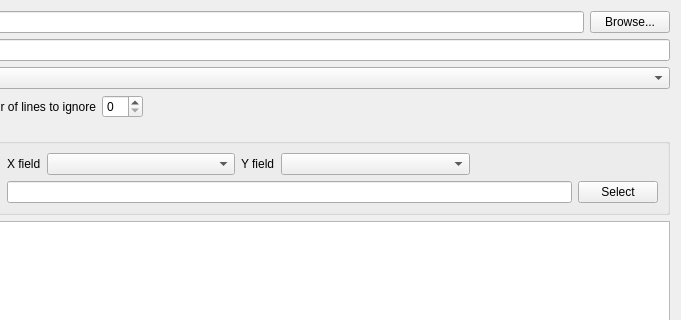
Old version of the form ui/ui_SpreadsheetLayersDialog.ui in the repository camptocamp/QGIS-SpreadSheetLayers; both pictures show x 119 to 800 and y 0 to 320 of the 800 by 431 pixel window.
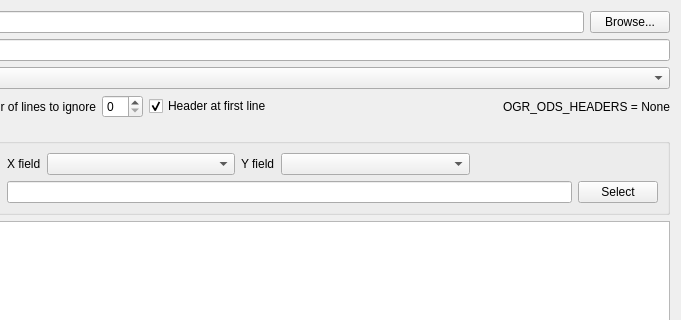
New version of the form.

Commit message: Add header option and full geometry support with gdal correction

What changed in the file:
```diff
--- a/ui/ui_SpreadsheetLayersDialog.ui
+++ b/ui/ui_SpreadsheetLayersDialog.ui
@@ -139,7 +139,17 @@
         </widget>
        </item>
        <item>
-        <widget class="QSpinBox" name="offsetBox"/>
+        <widget class="QSpinBox" name="linesToIgnoreBox"/>
+       </item>
+       <item>
+        <widget class="QCheckBox" name="headerBox">
+         <property name="text">
+          <string>Header at first line</string>
+         </property>
+         <property name="checked">
+          <bool>true</bool>
+         </property>
+        </widget>
        </item>
        <item>
         <spacer name="horizontalSpacer">
@@ -154,6 +164,13 @@
          </property>
         </spacer>
        </item>
+       <item>
+        <widget class="QLabel" name="ogrHeadersLabel">
+         <property name="text">
+          <string>OGR_ODS_HEADERS = None</string>
+         </property>
+        </widget>
+       </item>
       </layout>
      </item>
      <item row="3" column="0">
```
The commit also changes 2 other files.
